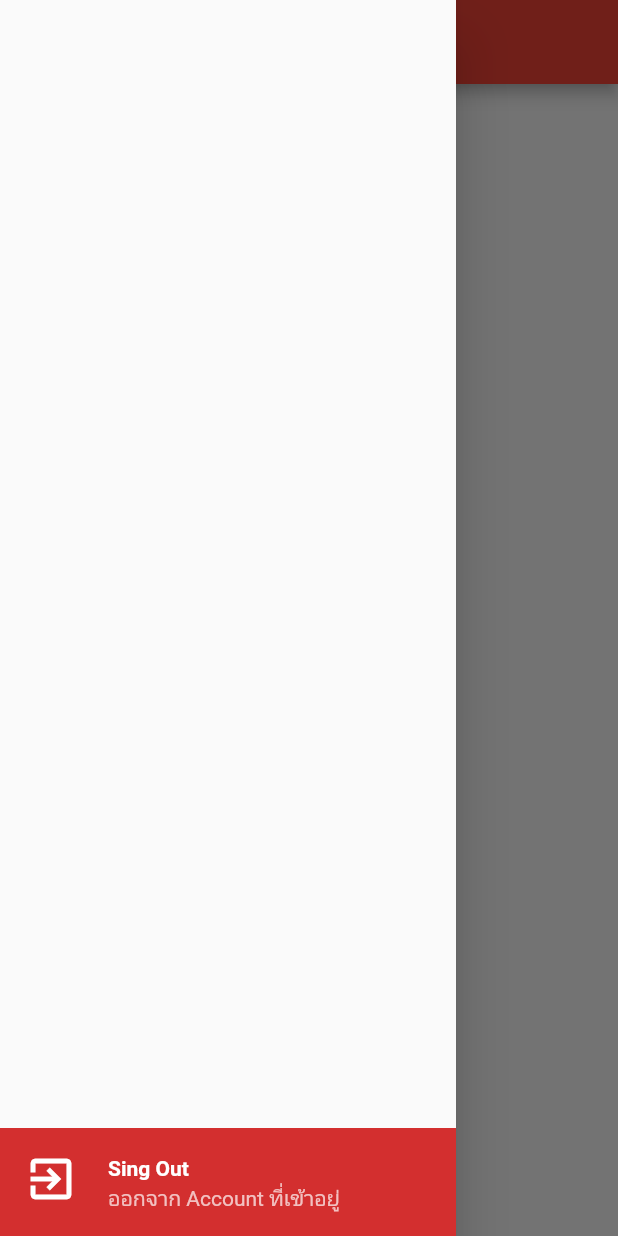
After one commit to masterUNG/WhipRepare, a Flutter app: the MyService screen opened directly, with the side drawer open, on a phone screen of 412 x 824 dp. The commit adds this screen. Run offline on Flutter 3.47's test engine with Material 2 defaults, Android fonts, the phone set to English and light mode, and no system bars; our stand-ins replace dio, google_fonts, shared_preferences; accounts and stored records are empty.

Commit message:
before Lunch

```diff
--- /dev/null
+++ b/lib/page/my_service.dart
@@ -0,0 +1,56 @@
+import 'package:flutter/material.dart';
+import 'package:shared_preferences/shared_preferences.dart';
+import 'package:whiprepair/page/authen.dart';
+
+class MyService extends StatefulWidget {
+  @override
+  _MyServiceState createState() => _MyServiceState();
+}
+
+class _MyServiceState extends State<MyService> {
+  @override
+  Widget build(BuildContext context) {
+    return Scaffold(
+      appBar: AppBar(
+        title: Text('My Service'),
+      ),
+      drawer: Drawer(
+        child: Column(
+          mainAxisAlignment: MainAxisAlignment.end,
+          children: [
+            Container(
+              decoration: BoxDecoration(color: Colors.red.shade700),
+              child: ListTile(
+                onTap: () async {
+                  SharedPreferences preferences =
+                      await SharedPreferences.getInstance();
+                  preferences.clear();
+                  Navigator.pushAndRemoveUntil(
+                      context,
+                      MaterialPageRoute(
+                        builder: (context) => Authen(),
+                      ),
+                      (route) => false);
+                },
+                leading: Icon(
+                  Icons.exit_to_app,
+                  size: 36,
+                  color: Colors.white,
+                ),
+                title: Text(
+                  'Sing Out',
+                  style: TextStyle(
+                      color: Colors.white, fontWeight: FontWeight.bold),
+                ),
+                subtitle: Text(
+                  'ออกจาก Account ที่เข้าอยู่',
+                  style: TextStyle(color: Colors.white70),
+                ),
+              ),
+            ),
+          ],
+        ),
+      ),
+    );
+  }
+}
--- a/lib/utility/my_constant.dart
+++ b/lib/utility/my_constant.dart
@@ -1,6 +1,6 @@
 class MyConstant {
 
-  String domain ='http://b4c61a562f32.ngrok.io';
+  String domain ='https://03bc21b85589.ngrok.io';
 
   List<String> positions = [
     'ผู้จัดการฝ่ายกิจกรรม (Events Manager)',
--- a/pubspec.yaml
+++ b/pubspec.yaml
@@ -30,6 +30,7 @@ dependencies:
   cupertino_icons: ^0.1.3
   google_fonts: ^1.1.0
   dio: ^3.0.10
+  shared_preferences: ^0.5.10
 
 dev_dependencies:
   flutter_test:
```
Also changed, not shown: lib/page/authen.dart (+53 -4 lines), lib/page/register.dart (+11 -2 lines), pubspec.lock.
